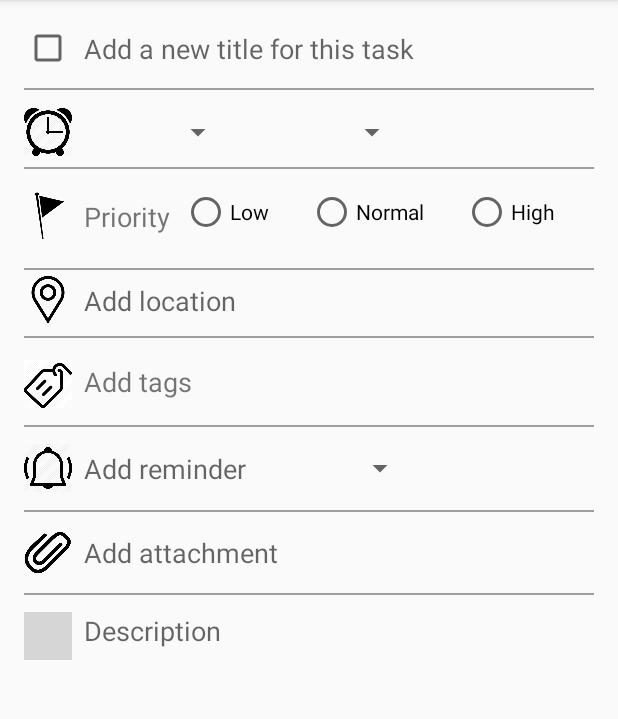
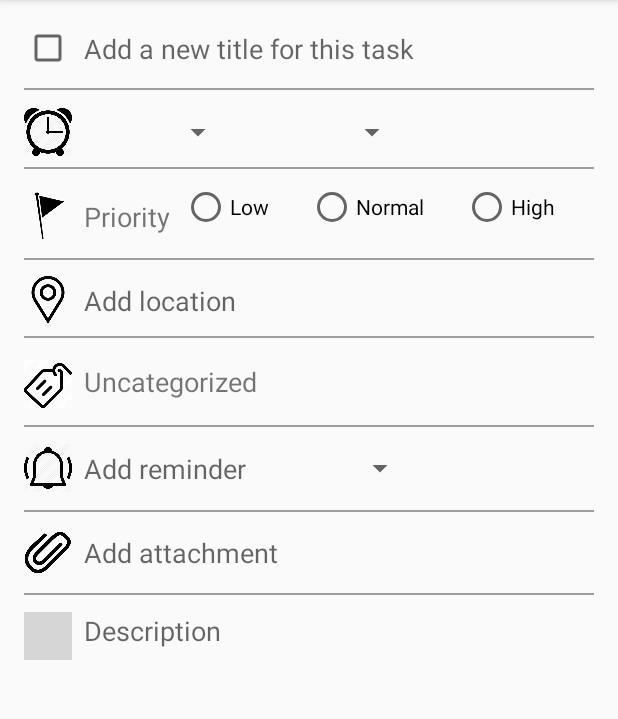
Before and after one commit to quynhle97/MyToDoTask, an Android app: the NewTaskActivity screen opened directly, with no data from a screen before it, on a phone screen of 412 x 824 dp, the part 84-803 px from its top. Run offline under Robolectric (Android 15) with nearby library versions, the phone set to English and light mode, and no system bars; grey boxes are pictures that could not be loaded.

Commit message:
Delete activity_task.xml (change to activity_details_task.xml)

```diff
--- a/app/src/main/java/group14/finalproject/mytodotask/otheractivity/DetailsTaskActivity.kt
+++ b/app/src/main/java/group14/finalproject/mytodotask/otheractivity/DetailsTaskActivity.kt
@@ -65,7 +65,7 @@ class DetailsTaskActivity : AppCompatActivity() {
         cb_completed.isChecked = editTask.checked
         indexRadioButton = editTask.priority
 
-        tv_uncategorized.text = editTask.categorize
+        tv_add_tags.text = editTask.categorize
 
         val btnLow = radio_priority_choice.findViewById<RadioButton>(R.id.btnLow)
         val btnNormal = radio_priority_choice.findViewById<RadioButton>(R.id.btnNormal)
@@ -101,7 +101,7 @@ class DetailsTaskActivity : AppCompatActivity() {
         editTask.description = edt_description_note.text.toString()
         editTask.checked = cb_completed.isChecked
         editTask.priority = indexRadioButton
-        editTask.categorize = tv_uncategorized.text.toString()
+        editTask.categorize = tv_add_tags.text.toString()
 
         val intent = Intent()
         intent.putExtra(EDIT_TASK_KEY, editTask)
--- a/app/src/main/java/group14/finalproject/mytodotask/otheractivity/NewTaskActivity.kt
+++ b/app/src/main/java/group14/finalproject/mytodotask/otheractivity/NewTaskActivity.kt
@@ -9,7 +9,7 @@ import android.view.MenuItem
 import android.widget.RadioButton
 import group14.finalproject.mytodotask.*
 import group14.finalproject.mytodotask.room.*
-import kotlinx.android.synthetic.main.activity_task.*
+import kotlinx.android.synthetic.main.activity_details_task.*
 import kotlin.collections.ArrayList
 
 class NewTaskActivity : AppCompatActivity() {
@@ -33,7 +33,7 @@ class NewTaskActivity : AppCompatActivity() {
 
     override fun onCreate(savedInstanceState: Bundle?) {
         super.onCreate(savedInstanceState)
-        setContentView(R.layout.activity_task)
+        setContentView(R.layout.activity_details_task)
 
         radio_priority_choice.setOnCheckedChangeListener { group, checkedId ->
             val radio: RadioButton = findViewById(checkedId)
--- a/app/src/main/res/layout/activity_details_task.xml
+++ b/app/src/main/res/layout/activity_details_task.xml
@@ -222,7 +222,7 @@
                 android:text="Uncategorized"
                 android:layout_width="0dp"
                 android:layout_height="wrap_content"
-                android:id="@+id/tv_uncategorized" app:layout_constraintStart_toEndOf="@+id/imageView5"
+                android:id="@+id/tv_add_tags" app:layout_constraintStart_toEndOf="@+id/imageView5"
                 android:layout_marginStart="8dp" app:layout_constraintEnd_toEndOf="parent"
                 android:layout_marginEnd="8dp" app:layout_constraintTop_toBottomOf="@+id/line4"
                 app:layout_constraintBottom_toTopOf="@+id/line5" android:textSize="18sp"/>
--- a/app/src/main/res/layout/activity_task.xml
+++ /dev/null
@@ -1,229 +0,0 @@
-<?xml version="1.0" encoding="utf-8"?>
-<android.support.constraint.ConstraintLayout
-        xmlns:android="http://schemas.android.com/apk/res/android"
-        xmlns:tools="http://schemas.android.com/tools"
-        xmlns:app="http://schemas.android.com/apk/res-auto"
-        android:layout_width="match_parent"
-        android:layout_height="match_parent"
-        tools:context=".otheractivity.NewTaskActivity">
-
-    <android.support.constraint.ConstraintLayout
-            android:layout_width="0dp"
-            android:layout_height="0dp" app:layout_constraintEnd_toEndOf="parent"
-            app:layout_constraintBottom_toBottomOf="parent" app:layout_constraintStart_toStartOf="parent"
-            app:layout_constraintTop_toTopOf="parent" android:layout_marginStart="8dp" android:layout_marginTop="8dp"
-            android:layout_marginEnd="8dp" android:layout_marginBottom="8dp">
-
-        <CheckBox
-                android:layout_width="32dp"
-                android:layout_height="32dp"
-                android:id="@+id/cb_completed" app:layout_constraintStart_toStartOf="parent"
-                android:layout_marginStart="8dp" android:layout_marginTop="8dp"
-                app:layout_constraintTop_toTopOf="parent"/>
-        <EditText
-                android:layout_width="0dp"
-                android:layout_height="wrap_content"
-                android:inputType="textMultiLine"
-                android:ems="10" android:hint="Add a new title for this task"
-                android:id="@+id/edt_title" android:background="@android:color/transparent"
-                app:layout_constraintStart_toEndOf="@+id/cb_completed" android:layout_marginStart="8dp"
-                android:layout_marginEnd="8dp" app:layout_constraintEnd_toEndOf="parent"
-                app:layout_constraintTop_toTopOf="@+id/cb_completed"
-                app:layout_constraintBottom_toBottomOf="@+id/cb_completed"/>
-        <ImageView
-                android:layout_width="32dp"
-                android:layout_height="32dp" android:background="@mipmap/pick_time"
-                android:id="@+id/imageView2" app:layout_constraintStart_toStartOf="parent"
-                android:layout_marginStart="8dp" android:layout_marginTop="24dp"
-                app:layout_constraintTop_toBottomOf="@+id/cb_completed"/>
-        <Spinner
-                android:layout_width="100dp"
-                android:layout_height="30dp"
-                android:id="@+id/spinner_date" app:layout_constraintStart_toEndOf="@+id/imageView2"
-                android:layout_marginStart="8dp"
-                app:layout_constraintTop_toTopOf="@+id/imageView2"
-                app:layout_constraintBottom_toBottomOf="@+id/imageView2"/>
-        <Spinner
-                android:layout_width="100dp"
-                android:layout_height="30dp"
-                android:id="@+id/spinner_time" app:layout_constraintStart_toEndOf="@+id/spinner_date"
-                android:layout_marginStart="16dp"
-                app:layout_constraintTop_toTopOf="@+id/spinner_date"
-                app:layout_constraintBottom_toBottomOf="@+id/spinner_date"/>
-        <ImageView
-                android:layout_width="32dp"
-                android:layout_height="32dp" android:background="@mipmap/priority"
-                android:id="@+id/imageView3" app:layout_constraintStart_toStartOf="parent"
-                android:layout_marginStart="8dp" android:layout_marginTop="24dp"
-                app:layout_constraintTop_toBottomOf="@+id/imageView2"/>
-        <ImageView
-                android:layout_width="32dp"
-                android:layout_height="32dp" android:background="@mipmap/location"
-                android:id="@+id/imageView4" app:layout_constraintStart_toStartOf="parent"
-                android:layout_marginStart="8dp" android:layout_marginTop="24dp"
-                app:layout_constraintTop_toBottomOf="@+id/imageView3"/>
-        <TextView
-                android:layout_width="0dp"
-                android:layout_height="wrap_content" android:hint="Add location"
-                android:id="@+id/tv_location" app:layout_constraintStart_toEndOf="@+id/imageView4"
-                android:layout_marginStart="8dp" app:layout_constraintEnd_toEndOf="parent"
-                android:layout_marginEnd="8dp" android:textSize="18sp"
-                app:layout_constraintTop_toTopOf="@+id/imageView4"
-                app:layout_constraintBottom_toBottomOf="@+id/imageView4"/>
-        <ImageView
-                android:layout_width="32dp"
-                android:layout_height="32dp" android:background="@mipmap/uncategorized"
-                android:id="@+id/imageView5" app:layout_constraintStart_toStartOf="parent"
-                android:layout_marginStart="8dp" app:layout_constraintTop_toBottomOf="@+id/imageView4"
-                android:layout_marginTop="24dp"/>
-        <TextView
-                android:text="Priority" android:textSize="18sp"
-                android:layout_width="wrap_content"
-                android:layout_height="wrap_content"
-                android:id="@+id/textView3" app:layout_constraintStart_toEndOf="@+id/imageView3"
-                android:layout_marginStart="8dp"
-                app:layout_constraintTop_toTopOf="@+id/imageView3"
-                app:layout_constraintBottom_toBottomOf="@+id/imageView3"/>
-        <ImageView
-                android:layout_width="32dp"
-                android:layout_height="32dp" android:background="@mipmap/reminder"
-                android:id="@+id/imageView6" app:layout_constraintStart_toStartOf="parent"
-                android:layout_marginStart="8dp" app:layout_constraintTop_toBottomOf="@+id/imageView5"
-                android:layout_marginTop="24dp"/>
-        <TextView
-                android:layout_width="wrap_content" android:textSize="18sp"
-                android:layout_height="wrap_content" android:hint="Add reminder"
-                android:id="@+id/tv_add_reminder" app:layout_constraintStart_toEndOf="@+id/imageView6"
-                android:layout_marginStart="8dp" app:layout_constraintTop_toTopOf="@+id/imageView6"
-                app:layout_constraintBottom_toBottomOf="@+id/imageView6"/>
-        <Spinner
-                android:layout_width="105dp"
-                android:layout_height="27dp"
-                android:id="@+id/spinner_ring" app:layout_constraintStart_toEndOf="@+id/tv_add_reminder"
-                android:layout_marginStart="8dp"
-                app:layout_constraintTop_toTopOf="@+id/imageView6"
-                app:layout_constraintBottom_toBottomOf="@+id/imageView6"/>
-        <ImageView
-                android:layout_width="32dp"
-                android:layout_height="32dp" android:background="@mipmap/attach"
-                android:id="@+id/imageView7" app:layout_constraintStart_toStartOf="parent"
-                android:layout_marginStart="8dp" android:layout_marginTop="24dp"
-                app:layout_constraintTop_toBottomOf="@+id/imageView6"/>
-        <TextView
-                android:textSize="18sp"
-                android:layout_width="0dp" android:hint="Add attachment"
-                android:layout_height="wrap_content"
-                android:id="@+id/tv_add_attach_file" app:layout_constraintStart_toEndOf="@+id/imageView7"
-                android:layout_marginStart="8dp" app:layout_constraintTop_toTopOf="@+id/imageView7"
-                app:layout_constraintBottom_toBottomOf="@+id/imageView7" app:layout_constraintEnd_toEndOf="parent"
-                android:layout_marginEnd="8dp"/>
-        <ImageView
-                android:layout_width="32dp"
-                android:layout_height="32dp" android:background="@mipmap/description_note"
-                android:id="@+id/imageView8" app:layout_constraintStart_toStartOf="parent"
-                android:layout_marginStart="8dp" android:layout_marginTop="24dp"
-                app:layout_constraintTop_toBottomOf="@+id/imageView7"/>
-        <EditText
-                android:layout_width="0dp"
-                android:layout_height="wrap_content"
-                android:background="@android:color/transparent"
-                android:ems="10" android:maxLines="10" android:hint="Description"
-                android:id="@+id/edt_description_note"
-                android:inputType="textMultiLine"
-                app:layout_constraintStart_toEndOf="@+id/imageView8" android:layout_marginStart="8dp"
-                android:layout_marginEnd="8dp" app:layout_constraintEnd_toEndOf="parent"
-                app:layout_constraintTop_toTopOf="@+id/imageView8"
-        />
-        <View
-                android:layout_width="fill_parent"
-                android:layout_height="1dp"
-                android:background="#9E9E9E"
-                app:layout_constraintTop_toBottomOf="@+id/edt_title"
-                app:layout_constraintBottom_toTopOf="@+id/spinner_date" app:layout_constraintEnd_toEndOf="parent"
-                app:layout_constraintStart_toStartOf="parent"
-                android:layout_marginTop="8dp" android:layout_marginBottom="8dp" android:layout_marginEnd="8dp"
-                android:layout_marginStart="8dp" android:id="@+id/line1"/>
-        <View
-                android:layout_width="fill_parent"
-                android:layout_height="1dp"
-                android:background="#9E9E9E"
-                app:layout_constraintStart_toStartOf="parent"
-                android:layout_marginStart="8dp"
-                app:layout_constraintEnd_toEndOf="parent" android:layout_marginEnd="8dp"
-                app:layout_constraintTop_toBottomOf="@+id/spinner_date"
-                android:layout_marginTop="8dp"
-                android:id="@+id/line2"/>
-        <View
-                android:layout_width="fill_parent"
-                android:layout_height="1dp"
-                android:background="#9E9E9E"
-                app:layout_constraintStart_toStartOf="parent"
-                android:layout_marginStart="8dp"
-                app:layout_constraintBottom_toTopOf="@+id/tv_location" android:layout_marginEnd="8dp"
-                app:layout_constraintEnd_toEndOf="parent"
-                android:layout_marginBottom="8dp" android:id="@+id/line3"/>
-        <View
-                android:layout_width="fill_parent"
-                android:layout_height="1dp"
-                android:background="#9E9E9E"
-                app:layout_constraintStart_toStartOf="parent"
-                android:layout_marginTop="8dp"
-                app:layout_constraintTop_toBottomOf="@+id/imageView4" app:layout_constraintEnd_toEndOf="parent"
-                android:layout_marginEnd="8dp" android:layout_marginStart="8dp" android:id="@+id/line4"/>
-        <View
-                android:layout_width="fill_parent"
-                android:layout_height="1dp"
-                android:background="#9E9E9E"
-                app:layout_constraintStart_toStartOf="parent"
-                app:layout_constraintBottom_toTopOf="@+id/imageView6"
-                app:layout_constraintTop_toBottomOf="@+id/imageView5" android:layout_marginEnd="8dp"
-                app:layout_constraintEnd_toEndOf="parent" android:layout_marginTop="8dp"
-                android:layout_marginStart="8dp" android:layout_marginBottom="8dp" android:id="@+id/line5"/>
-        <View
-                android:layout_width="fill_parent"
-                android:layout_height="1dp"
-                android:background="#9E9E9E"
-                app:layout_constraintStart_toStartOf="parent"
-                android:layout_marginStart="8dp"
-                app:layout_constraintEnd_toEndOf="parent"
-                android:layout_marginEnd="8dp" app:layout_constraintTop_toBottomOf="@+id/tv_add_reminder"
-                app:layout_constraintBottom_toTopOf="@+id/tv_add_attach_file" android:layout_marginTop="8dp"
-                android:layout_marginBottom="8dp" android:id="@+id/line6"/>
-        <View
-                android:layout_width="fill_parent"
-                android:layout_height="1dp"
-                android:background="#9E9E9E"
-                app:layout_constraintStart_toStartOf="parent"
-                app:layout_constraintBottom_toTopOf="@+id/imageView8"
-                app:layout_constraintTop_toBottomOf="@+id/imageView7" android:layout_marginTop="8dp"
-                android:layout_marginBottom="8dp" app:layout_constraintEnd_toEndOf="parent"
-                android:layout_marginEnd="8dp" android:layout_marginStart="8dp" android:id="@+id/line7"/>
-        <RadioGroup
-                android:layout_width="0dp"
-                android:layout_height="0dp" android:orientation="horizontal" android:gravity="center_vertical"
-                app:layout_constraintStart_toEndOf="@+id/textView3" android:layout_marginStart="8dp"
-                app:layout_constraintEnd_toEndOf="parent" android:layout_marginEnd="8dp"
-                app:layout_constraintTop_toBottomOf="@+id/line2" android:layout_marginBottom="8dp"
-                app:layout_constraintBottom_toTopOf="@+id/line3" android:id="@+id/radio_priority_choice">
-            <RadioButton
-                    android:layout_width="wrap_content" android:text="Low"
-                    android:layout_height="wrap_content" android:id="@+id/btnLow" android:layout_weight="1"/>
-            <RadioButton
-                    android:text="Normal"
-                    android:layout_width="wrap_content"
-                    android:layout_height="wrap_content" android:id="@+id/btnNormal" android:layout_weight="1"/>
-            <RadioButton
-                    android:text="High"
-                    android:layout_width="wrap_content"
-                    android:layout_height="wrap_content" android:id="@+id/btnHigh" android:layout_weight="1"/>
-        </RadioGroup>
-        <TextView
-                android:text="Add tags" android:textSize="18sp"
-                android:layout_width="0dp"
-                android:layout_height="wrap_content"
-                android:id="@+id/tv_add_tags" app:layout_constraintStart_toEndOf="@+id/imageView5"
-                android:layout_marginStart="8dp" app:layout_constraintEnd_toEndOf="parent"
-                android:layout_marginEnd="8dp" app:layout_constraintBottom_toTopOf="@+id/line5"
-                app:layout_constraintTop_toBottomOf="@+id/line4"/>
-    </android.support.constraint.ConstraintLayout>
-</android.support.constraint.ConstraintLayout>
```
